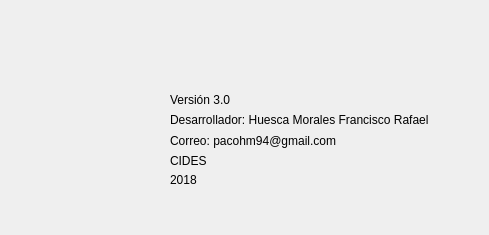
First picture: the form in main_qt/About_Dialog.ui, repository packituz-gttz/Arduino-Valve, before the edit.
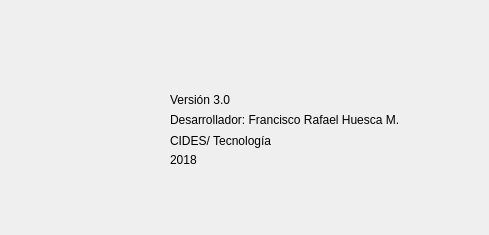
Second picture: the form after the edit. Icons and pictures are not drawn.

```diff
--- a/main_qt/About_Dialog.ui
+++ b/main_qt/About_Dialog.ui
@@ -73,7 +73,7 @@
    <property name="geometry">
     <rect>
      <x>170</x>
-     <y>170</y>
+     <y>150</y>
      <width>62</width>
      <height>20</height>
     </rect>
@@ -92,7 +92,7 @@
     </rect>
    </property>
    <property name="text">
-    <string>Desarrollador: Huesca Morales Francisco Rafael</string>
+    <string>Desarrollador: Francisco Rafael Huesca M.</string>
    </property>
   </widget>
   <widget class="QLabel" name="label_5">
@@ -114,30 +114,17 @@
     <bool>true</bool>
    </property>
   </widget>
-  <widget class="QLabel" name="label_6">
-   <property name="geometry">
-    <rect>
-     <x>170</x>
-     <y>130</y>
-     <width>201</width>
-     <height>21</height>
-    </rect>
-   </property>
-   <property name="text">
-    <string>Correo: pacohm94@gmail.com</string>
-   </property>
-  </widget>
   <widget class="QLabel" name="label_7">
    <property name="geometry">
     <rect>
      <x>170</x>
-     <y>150</y>
-     <width>61</width>
+     <y>130</y>
+     <width>131</width>
      <height>21</height>
     </rect>
    </property>
    <property name="text">
-    <string>CIDES</string>
+    <string>CIDES/ Tecnología</string>
    </property>
   </widget>
  </widget>
```
